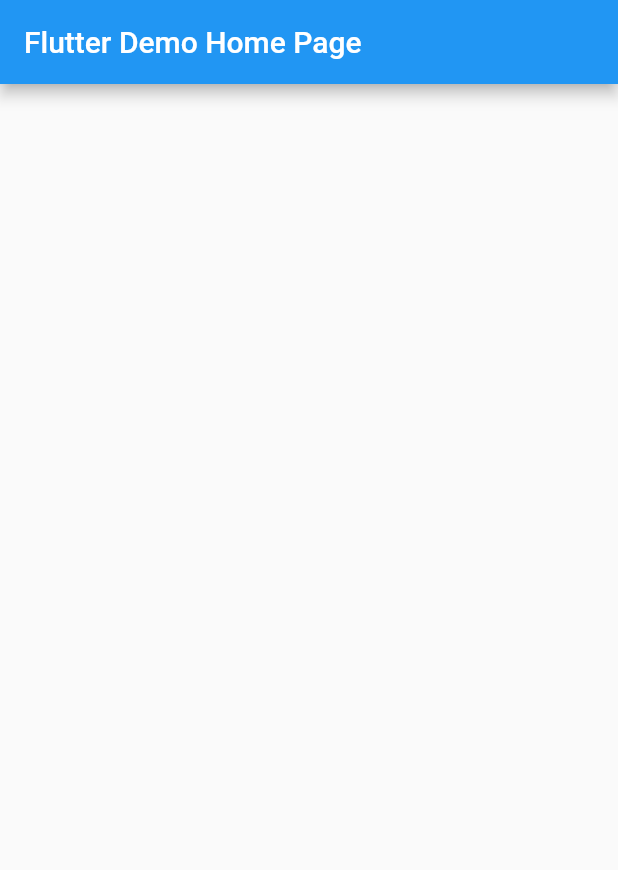
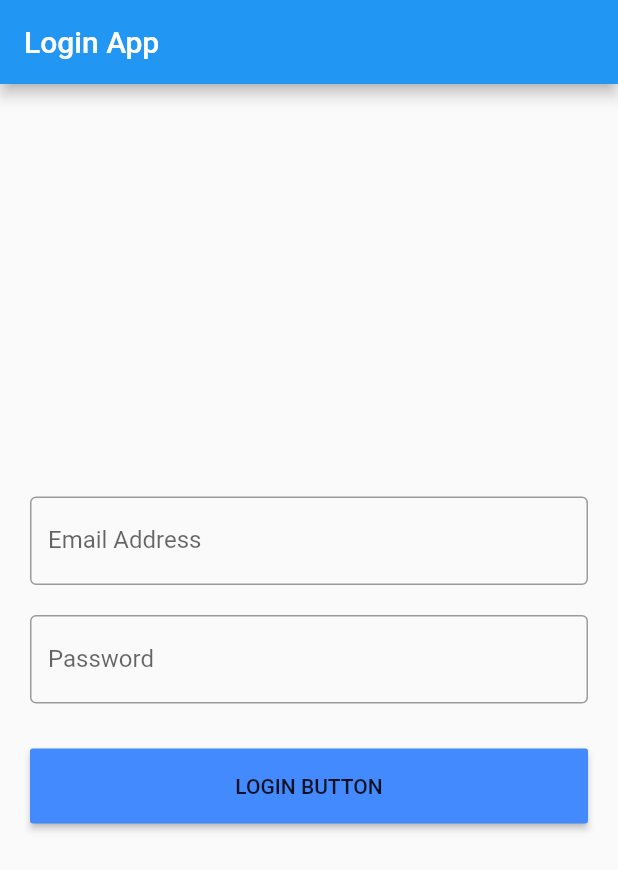
Before and after one commit to fiizzy/Login-Validation-Flutter, a Flutter app: the screen it shows after launch, on a phone screen of 412 x 824 dp. Shown: the top 870 px of the screen. Run offline on Flutter 3.47's test engine with Material 2 defaults, Android fonts, the phone set to English and light mode, and no system bars.

Commit message:
Complete form validation of email address and password of 8 Char

```diff
--- /dev/null
+++ b/lib/gradient.dart
@@ -0,0 +1,17 @@
+import 'package:flutter/material.dart';
+
+var gradient = BoxDecoration(
+  gradient: SweepGradient(colors: [
+    Colors.pink,
+    Colors.red,
+    Colors.green,
+    Colors.purple,
+    Colors.teal
+  ], stops: [
+    0.8,
+    0.96,
+    0.74,
+    0.22,
+    0.85
+  ], startAngle: 0.5, endAngle: 1),
+);
--- /dev/null
+++ b/lib/loginScreen.dart
@@ -0,0 +1,85 @@
+import 'package:flutter/material.dart';
+import 'package:login_validation/gradient.dart';
+
+class LoginApp extends StatefulWidget {
+  @override
+  _LoginAppState createState() => _LoginAppState();
+}
+
+class _LoginAppState extends State<LoginApp> {
+  GlobalKey<FormState> formKey = GlobalKey();
+
+  @override
+  Widget build(BuildContext context) {
+    return Scaffold(
+        resizeToAvoidBottomPadding: false,
+        appBar: AppBar(
+          title: Text('Login App'),
+        ),
+        body: Stack(
+          children: <Widget>[
+            Container(
+              // decoration: gradient,
+              height: MediaQuery.of(context).size.height,
+              width: MediaQuery.of(context).size.width,
+            ),
+            Center(
+              child: Container(
+                margin: EdgeInsets.all(20),
+                child: Form(
+                  key: formKey,
+                  child: Column(
+                    mainAxisAlignment: MainAxisAlignment.center,
+                    children: <Widget>[
+                      TextFormField(
+                        keyboardType: TextInputType.emailAddress,
+                        validator: (value) {
+                          if (!value.contains('@')) {
+                            return 'Enter a valid email address';
+                          } else
+                            return '';
+                        },
+                        decoration: InputDecoration(
+                            labelText: 'Email Address',
+                            hintText: 'Enter email address',
+                            border: const OutlineInputBorder()),
+                      ),
+                      SizedBox(
+                        height: 20,
+                      ),
+                      TextFormField(
+                        keyboardType: TextInputType.numberWithOptions(),
+                        obscureText: true,
+                        validator: (value) {
+                          if (value.length < 8) {
+                            return 'Password must be at least 8 Characters';
+                          } else
+                            return '';
+                        },
+                        decoration: InputDecoration(
+                            labelText: 'Password',
+                            hintText: 'Enter Password',
+                            border: const OutlineInputBorder()),
+                      ),
+                      SizedBox(
+                        height: 30,
+                      ),
+                      RaisedButton(
+                        color: Colors.blueAccent,
+                        child: Container(
+                            height: 50,
+                            width: MediaQuery.of(context).size.width,
+                            child: Center(child: Text('LOGIN BUTTON'))),
+                        onPressed: () {
+                          formKey.currentState.validate();
+                        },
+                      )
+                    ],
+                  ),
+                ),
+              ),
+            ),
+          ],
+        ));
+  }
+}
--- a/lib/main.dart
+++ b/lib/main.dart
@@ -1,61 +1,6 @@
 import 'package:flutter/material.dart';
+import 'package:login_validation/loginScreen.dart';
 
-void main() => runApp(MyApp());
-
-class MyApp extends StatelessWidget {
-  // This widget is the root of your application.
-  @override
-  Widget build(BuildContext context) {
-    return MaterialApp(
-      title: 'Flutter Demo',
-      theme: ThemeData(
-        // This is the theme of your application.
-        //
-        // Try running your application with "flutter run". You'll see the
-        // application has a blue toolbar. Then, without quitting the app, try
-        // changing the primarySwatch below to Colors.green and then invoke
-        // "hot reload" (press "r" in the console where you ran "flutter run",
-        // or simply save your changes to "hot reload" in a Flutter IDE).
-        // Notice that the counter didn't reset back to zero; the application
-        // is not restarted.
-        primarySwatch: Colors.blue,
-      ),
-      home: MyHomePage(title: 'Flutter Demo Home Page'),
-    );
-  }
-}
-
-class MyHomePage extends StatefulWidget {
-  MyHomePage({Key key, this.title}) : super(key: key);
-
-  // This widget is the home page of your application. It is stateful, meaning
-  // that it has a State object (defined below) that contains fields that affect
-  // how it looks.
-
-  // This class is the configuration for the state. It holds the values (in this
-  // case the title) provided by the parent (in this case the App widget) and
-  // used by the build method of the State. Fields in a Widget subclass are
-  // always marked "final".
-
-  final String title;
-
-  @override
-  _MyHomePageState createState() => _MyHomePageState();
-}
-
-class _MyHomePageState extends State<MyHomePage> {
-
-
-  @override
-  Widget build(BuildContext context) {
-
-    return Scaffold(
-      appBar: AppBar(
-        // Here we take the value from the MyHomePage object that was created by
-        // the App.build method, and use it to set our appbar title.
-        title: Text(widget.title),
-      ),
-      // This trailing comma makes auto-formatting nicer for build methods.
-    );
-  }
-}
+void main() => runApp(MaterialApp(
+  home: LoginApp(),
+));
```
Also changed, not shown: 1 other file.
